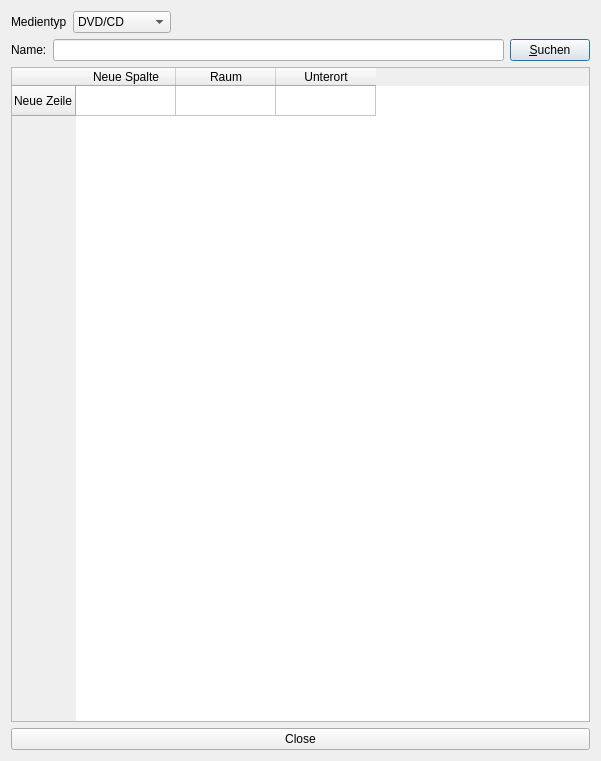
cniehaus/biotools, file py-sammlung/maindlg.ui: the form before one commit.
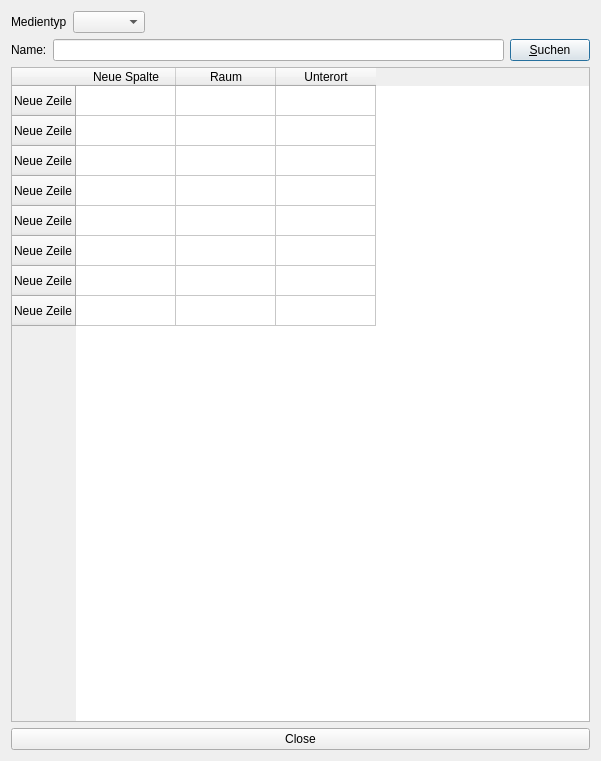
The form after the commit.

```diff
--- a/py-sammlung/maindlg.ui
+++ b/py-sammlung/maindlg.ui
@@ -24,28 +24,7 @@
       </widget>
      </item>
      <item>
-      <widget class="QComboBox" name="medienCombo">
-       <item>
-        <property name="text">
-         <string>DVD/CD</string>
-        </property>
-       </item>
-       <item>
-        <property name="text">
-         <string>Video (VHS)</string>
-        </property>
-       </item>
-       <item>
-        <property name="text">
-         <string>Objektträger</string>
-        </property>
-       </item>
-       <item>
-        <property name="text">
-         <string>Buch</string>
-        </property>
-       </item>
-      </widget>
+      <widget class="QComboBox" name="medienCombo"/>
      </item>
      <item>
       <spacer name="horizontalSpacer">
@@ -90,6 +69,41 @@
        <string>Neue Zeile</string>
       </property>
      </row>
+     <row>
+      <property name="text">
+       <string>Neue Zeile</string>
+      </property>
+     </row>
+     <row>
+      <property name="text">
+       <string>Neue Zeile</string>
+      </property>
+     </row>
+     <row>
+      <property name="text">
+       <string>Neue Zeile</string>
+      </property>
+     </row>
+     <row>
+      <property name="text">
+       <string>Neue Zeile</string>
+      </property>
+     </row>
+     <row>
+      <property name="text">
+       <string>Neue Zeile</string>
+      </property>
+     </row>
+     <row>
+      <property name="text">
+       <string>Neue Zeile</string>
+      </property>
+     </row>
+     <row>
+      <property name="text">
+       <string>Neue Zeile</string>
+      </property>
+     </row>
      <column>
       <property name="text">
        <string>Neue Spalte</string>
```
